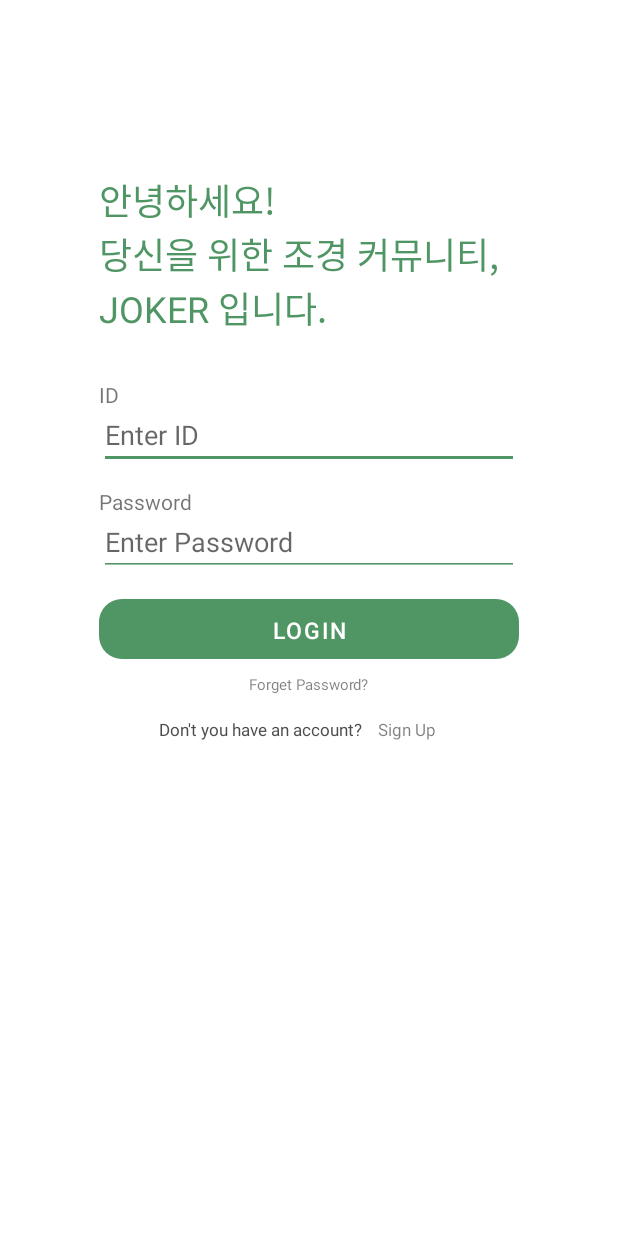
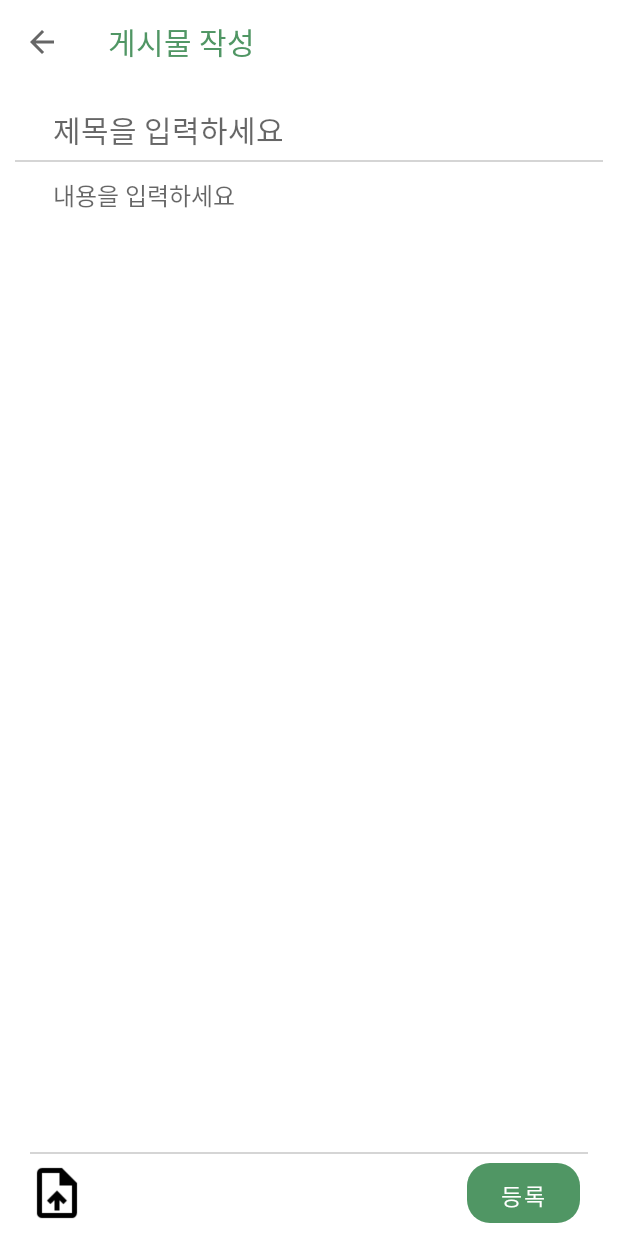
Before and after one commit to awholeneworld/LandscapeArchitecture, an Android app: the screen it shows after launch (LoginActivity before the commit, writepostActivity after it), on a phone screen of 412 x 824 dp. Run offline under Robolectric (Android 15) with nearby library versions, the phone set to English and light mode, and no system bars.

Commit message:
add : post (write&see) + basic frame
add : write post, see post XMl and activity
add : basic frame (activity_Main.xml and MainActivity.java)

```diff
--- /dev/null
+++ b/app/src/main/java/gachon/termproject/joker/writepostActivity.java
@@ -0,0 +1,93 @@
+package gachon.termproject.joker;
+
+import android.annotation.SuppressLint;
+import android.app.Activity;
+import android.content.Context;
+import android.content.Intent;
+import android.net.Uri;
+import android.os.Bundle;
+import android.view.Menu;
+import android.view.MenuInflater;
+import android.view.MenuItem;
+import android.view.View;
+import android.widget.Button;
+import android.widget.ImageButton;
+import android.widget.ImageView;
+import android.widget.LinearLayout;
+import android.widget.Toast;
+
+import androidx.annotation.Nullable;
+import androidx.appcompat.app.ActionBar;
+import androidx.appcompat.app.AppCompatActivity;
+import androidx.appcompat.view.menu.MenuBuilder;
+import androidx.appcompat.widget.Toolbar;
+
+public class writepostActivity extends AppCompatActivity {
+    private Context mContext;
+    private Activity mActivity;
+    private Toolbar mToolbar;
+    private Uri file; // 파일 담는 그릇
+    LinearLayout ImageContainer;
+
+    @Override
+    protected void onCreate(Bundle savedInstanceState) {
+        super.onCreate(savedInstanceState);
+        setContentView(R.layout.write_post);
+
+        //toolbar를 activity bar로 지정!
+        Toolbar toolbar = findViewById(R.id.toolbar);
+        setSupportActionBar(toolbar);
+        ActionBar actionBar = getSupportActionBar();
+        actionBar.setDisplayShowCustomEnabled(true);
+        actionBar.setDisplayHomeAsUpEnabled(true); //자동 뒤로가기?
+        actionBar.setDisplayShowTitleEnabled(false); //기본 제목
+
+        ImageButton imageAddButton = findViewById(R.id.writepost_imageAddButton);
+        Button register = findViewById(R.id.writepost_assign);
+
+        ImageContainer = (LinearLayout)findViewById(R.id.writepost_imageArea);
+
+        // 파일 선택
+        imageAddButton.setOnClickListener(new View.OnClickListener() {
+            @Override
+            public void onClick(View v) {
+                selectFile();
+            }
+        });
+
+        // 게시글 등록!
+        register.setOnClickListener(new View.OnClickListener() {
+            @Override
+            public void onClick(View v) {
+                Toast.makeText(getApplicationContext(),"게시글등록.",Toast.LENGTH_SHORT).show();
+            }
+        });
+
+    }
+
+
+    //파일선택
+    private void selectFile(){
+        Intent intent = new Intent();
+        intent.setType("image/*");
+        intent.setAction(Intent.ACTION_GET_CONTENT);
+        startActivityForResult(Intent.createChooser(intent,"파일을 선택하세요."),0);
+    }
+
+
+    //이미지 동적 생성
+    @Override
+    protected void onActivityResult(int requestCode, int resultCode, @Nullable Intent data) {
+        super.onActivityResult(requestCode, resultCode, data);
+
+        if (requestCode == 0 && resultCode == RESULT_OK && data!= null && data.getData()!= null) {
+            file = data.getData(); // 파일 가져옴
+
+            // 이미지뷰를 생성하고 초기화한다.
+            ImageView showImage = new ImageView(getBaseContext());
+            showImage.setImageURI(file);
+            ImageContainer.addView(showImage);
+        }
+    }
+
+}
--- a/app/src/main/res/layout/login.xml
+++ b/app/src/main/res/layout/login.xml
@@ -61,6 +61,7 @@
             android:textSize="18dp"
             android:hint="Enter Password"
             android:singleLine="true"
+            android:inputType="textPassword"
             android:backgroundTint="@color/mainGreen"/>
 
         <Button
--- /dev/null
+++ b/app/src/main/res/layout/write_post.xml
@@ -0,0 +1,133 @@
+<?xml version="1.0" encoding="utf-8"?>
+<FrameLayout
+    xmlns:android="http://schemas.android.com/apk/res/android"
+    xmlns:tools="http://schemas.android.com/tools"
+    android:layout_width="match_parent"
+    android:layout_height="match_parent"
+    android:orientation="vertical">
+
+
+    <LinearLayout
+        android:id="@+id/post_container"
+        android:layout_width="match_parent"
+        android:layout_height="match_parent"
+        android:orientation="vertical"
+        android:layout_marginBottom="?attr/actionBarSize">
+
+        <!--toolbar-->
+        <androidx.appcompat.widget.Toolbar
+            android:id="@+id/toolbar"
+            android:layout_width="match_parent"
+            android:layout_height="?attr/actionBarSize"
+            tools:ignore="MissingConstraints">
+
+            <TextView
+                android:id="@+id/writepost_toolbar_textview"
+                android:layout_width="wrap_content"
+                android:layout_height="wrap_content"
+                android:text="게시물 작성"
+                android:textColor="@color/mainGreen"
+                android:textSize="20sp">
+
+            </TextView>
+        </androidx.appcompat.widget.Toolbar>
+
+        <ScrollView
+            android:id="@+id/ScrollView1"
+            android:layout_width="match_parent"
+            android:layout_height="wrap_content">
+
+            <LinearLayout
+                android:layout_width="match_parent"
+                android:layout_height="wrap_content"
+                android:layout_marginTop="15dp"
+                android:orientation="vertical">
+
+                <!--제목-->
+                <EditText
+                    android:id="@+id/writepost_title"
+                    android:layout_width="match_parent"
+                    android:layout_height="wrap_content"
+                    android:layout_marginHorizontal="35dp"
+                    android:background="@color/white"
+                    android:hint="제목을 입력하세요"
+                    android:textSize="20sp" />
+
+                <!--선-->
+                <View
+                    android:layout_width="match_parent"
+                    android:layout_height="1dp"
+                    android:layout_marginHorizontal="10dp"
+                    android:layout_marginTop="5dp"
+                    android:layout_marginBottom="10dp"
+                    android:background="@color/whitegray" />
+
+                <!--내용-->
+                <EditText
+                    android:id="@+id/writepost_content"
+                    android:layout_width="match_parent"
+                    android:layout_height="match_parent"
+                    android:layout_marginHorizontal="35dp"
+                    android:layout_marginBottom="?attr/actionBarSize"
+                    android:background="@color/white"
+                    android:hint="내용을 입력하세요"
+                    android:paddingBottom="5dp"
+                    android:textSize="16sp" />
+
+
+            </LinearLayout>
+
+        </ScrollView>
+
+
+        <LinearLayout
+            android:id="@+id/writepost_imageArea"
+            android:layout_width="match_parent"
+            android:layout_height="wrap_content"
+            android:orientation="vertical">
+
+        </LinearLayout>
+
+
+    </LinearLayout>
+
+
+
+    <FrameLayout
+        android:layout_width="match_parent"
+        android:layout_height="?attr/actionBarSize"
+        android:layout_gravity="bottom">
+
+        <View
+            android:layout_width="match_parent"
+            android:layout_height="1dp"
+            android:layout_marginHorizontal="20dp"
+            android:layout_marginBottom="10dp"
+            android:background="@color/whitegray" />
+
+        <ImageButton
+            android:id="@+id/writepost_imageAddButton"
+            android:layout_width="45dp"
+            android:layout_height="40dp"
+            android:layout_marginLeft="15dp"
+            android:layout_marginTop="7dp"
+            android:background="@color/white"
+            android:scaleType="fitCenter"
+            android:src="@drawable/image_outline_upload" />
+
+        <Button
+            android:id="@+id/writepost_assign"
+            android:layout_width="75dp"
+            android:layout_height="40dp"
+            android:layout_gravity="right"
+            android:layout_marginRight="25dp"
+            android:layout_marginTop="7dp"
+            android:text="등록"
+            android:textSize="15sp"
+            android:textColor="@color/white"
+            android:background="@drawable/all_button_bg_ripple_round_15"
+            />
+    </FrameLayout>
+
+
+</FrameLayout>
--- a/app/src/main/res/values/colors.xml
+++ b/app/src/main/res/values/colors.xml
@@ -2,6 +2,8 @@
 <resources>
     <color name="mainGreen">#509664</color>
     <color name="gray">#80000000</color>
+    <color name="whitegray">#2A000000</color>
+
 
     <color name="purple_200">#FFBB86FC</color>
     <color name="purple_500">#FF6200EE</color>
```
Also changed, not shown: app/src/main/AndroidManifest.xml (+17 -4 lines), app/src/main/java/gachon/termproject/joker/MainActivity.java (+13 -0 lines), app/src/main/java/gachon/termproject/joker/PostActivity.java (added, +115 -0 lines), app/src/main/res/layout/activity_main.xml (+34 -13 lines), app/src/main/res/layout/home.xml (+9 -7 lines), app/src/main/res/layout/see_post.xml (added, +126 -0 lines), app/src/main/res/menu/others_post_menu.xml (added, +20 -0 lines), app/src/main/res/drawable-v24/image_outline_upload.png (added), 1 other file.
